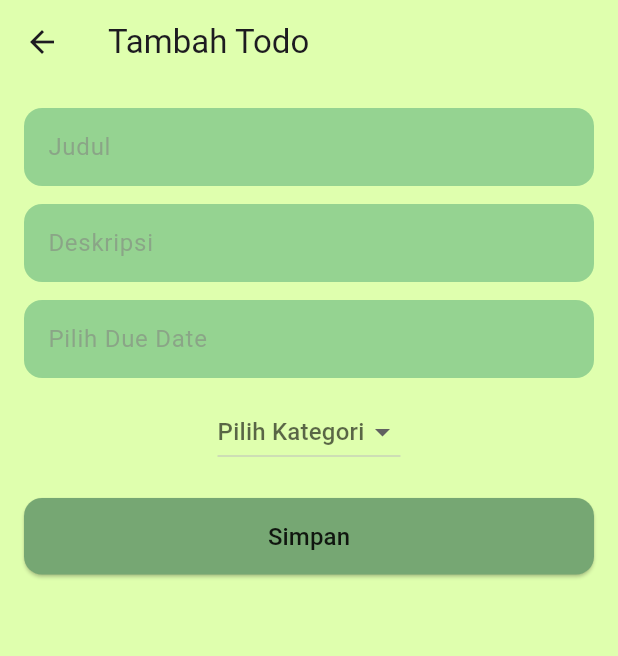
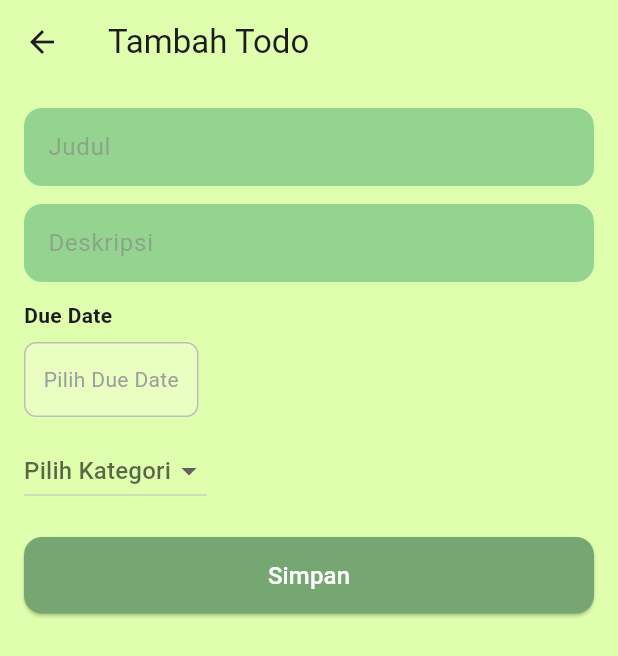
Before and after one commit to ghazyabyu/todolistflutter, a Flutter app: the AddTodoPage screen opened by its route, on a phone screen of 412 x 824 dp. Shown: the top 656 px of the screen. Run offline on Flutter 3.47's test engine with Material 3 defaults, Android fonts, the phone set to English and light mode, and no system bars; our stand-ins replace get.

Commit message:
FIX [GAP] fix warna dan approute

```diff
--- a/lib/bindings/homebinding.dart
+++ /dev/null
@@ -1,10 +0,0 @@
-import 'package:get/get.dart';
-import '../controllers/homecontroller.dart';
-import '../controllers/todocontroller.dart';
-
-class HomeBinding extends Bindings {
-  @override
-  void dependencies() {
-    Get.lazyPut<HomeController>(() => HomeController());
-  }
-}
--- a/lib/components/custombutton.dart
+++ b/lib/components/custombutton.dart
@@ -22,7 +22,7 @@ class CustomButton extends StatelessWidget {
         onPressed: onPressed,
         child: Text(
           text,
-          style: const TextStyle(fontSize: 16, color:AppColors.textPrimary),
+          style: const TextStyle(fontSize: 16, color:AppColors.white),
         ),
       ),
     );
--- a/lib/pages/login_page.dart
+++ b/lib/pages/login_page.dart
@@ -1,6 +1,7 @@
 import 'package:flutter/material.dart';
 import 'package:get/get.dart';
 import 'package:todolistflutter/controllers/authcontroller.dart';
+import 'package:todolistflutter/routes/routes.dart';
 import '../components/customtextfield.dart';
 import '../components/custombutton.dart';
 import '../components/customcolor.dart';
@@ -57,7 +58,7 @@ class LoginPage extends StatelessWidget {
                 onPressed: () {
                   bool success = authC.login(username.text, password.text);
                   if (success) {
-                    Get.offAllNamed('/dashboardpage');
+                    Get.offAllNamed(AppRoutes.dashboardpage);//salah
                   } else {
                     Get.snackbar(
                       "Login Failed",
--- a/lib/pages/todoPage.dart
+++ b/lib/pages/todoPage.dart
@@ -11,12 +11,10 @@ class AddTodoPage extends StatelessWidget {
   final TodoController todoController = Get.find<TodoController>();
   final titleController = TextEditingController();
   final descController = TextEditingController();
-  final duedatecontroller = TextEditingController();
+
   DateTime? selectedDate;
-
   final categories = ["Sekolah", "Pekerjaan", "Pribadi"];
   var selectedCategory = "".obs;
-
 
   String formatDate(DateTime date) {
     return "${date.day} ${_monthName(date.month)} ${date.year}";
@@ -51,7 +49,6 @@ class AddTodoPage extends StatelessWidget {
       selectedCategory.value = args["category"];
       if (args["duedate"] != null && args["duedate"] is DateTime) {
         selectedDate = args["duedate"];
-        duedatecontroller.text = formatDate(selectedDate!);
       }
     }
 
@@ -64,6 +61,7 @@ class AddTodoPage extends StatelessWidget {
       body: Padding(
         padding: const EdgeInsets.all(16),
         child: Column(
+          crossAxisAlignment: CrossAxisAlignment.start,
           children: [
             CustomTextField(controller: titleController, hintText: "Judul"),
             const SizedBox(height: 12),
@@ -71,6 +69,8 @@ class AddTodoPage extends StatelessWidget {
             const SizedBox(height: 12),
 
 
+            Text("Due Date", style: TextStyle(fontWeight: FontWeight.bold)),
+            const SizedBox(height: 8),
             GestureDetector(
               onTap: () async {
                 DateTime? picked = await showDatePicker(
@@ -81,37 +81,46 @@ class AddTodoPage extends StatelessWidget {
                 );
                 if (picked != null) {
                   selectedDate = picked;
-                  duedatecontroller.text = formatDate(picked);
                 }
               },
-              child: AbsorbPointer(
-                child: CustomTextField(
-                  controller: duedatecontroller,
-                  hintText: "Pilih Due Date",
+              child: Container(
+                padding: const EdgeInsets.symmetric(vertical: 14, horizontal: 12),
+                decoration: BoxDecoration(
+                  color: AppColors.lightGreen,
+                  borderRadius: BorderRadius.circular(8),
+                  border: Border.all(color: Colors.grey.shade400),
+                ),
+                child: Text(
+                  //belum bisa nampilin text setelah di pick
+                  selectedDate == null
+                      ? "Pilih Due Date"
+                      : formatDate(selectedDate!),
+                  style: TextStyle(
+                    color: selectedDate == null ? Colors.grey : Colors.black,
+                  ),
                 ),
               ),
             ),
+
             const SizedBox(height: 12),
-
 
             Obx(
               () => DropdownButton<String>(
-                value:
-                    selectedCategory.value.isEmpty ? null : selectedCategory.value,
+                value: selectedCategory.value.isEmpty
+                    ? null
+                    : selectedCategory.value,
                 hint: const Text("Pilih Kategori"),
                 onChanged: (value) {
                   if (value != null) selectedCategory.value = value;
                 },
                 items: categories
                     .map(
-                      (cat) =>
-                          DropdownMenuItem(value: cat, child: Text(cat)),
+                      (cat) => DropdownMenuItem(value: cat, child: Text(cat)),
                     )
                     .toList(),
               ),
             ),
             const SizedBox(height: 20),
-
 
             CustomButton(
               text: isEdit ? "Update" : "Simpan",
--- a/lib/routes/pages.dart
+++ b/lib/routes/pages.dart
@@ -2,7 +2,6 @@ import 'package:get/get.dart';
 import 'package:todolistflutter/bindings/authbinding.dart';
 import 'package:todolistflutter/bindings/dashboardbinding.dart';
 import 'package:todolistflutter/bindings/historybinding.dart';
-import 'package:todolistflutter/bindings/homebinding.dart';
 import 'package:todolistflutter/pages/dashboard_page.dart';
 import 'package:todolistflutter/pages/history_page.dart';
 import 'package:todolistflutter/pages/home_page.dart';
@@ -33,11 +32,12 @@ class AppPages {
       binding: HistoryBinding(),
     ),
 
-    GetPage(name: AppRoutes.profilepage, page: () => ProfilePage()),
+    GetPage(
+      name: AppRoutes.profilepage,
+      page: () => ProfilePage()),
     GetPage(
       name: AppRoutes.homepage,
       page: () => HomePage(),
-      binding: HomeBinding(),
     ),
 
      GetPage(
```
Also changed, not shown: lib/components/customcard.dart (+18 -10 lines), lib/components/customhistorycard.dart (+16 -6 lines), lib/controllers/homecontroller.dart (deleted, +0 -9 lines).
